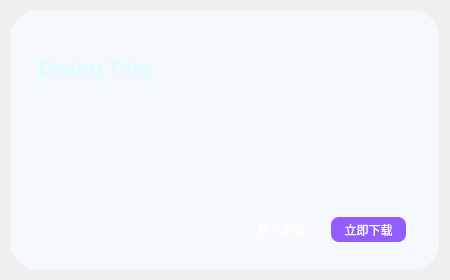
Qt form UI_UpdateDialog.ui (YangShengzhou03/LeafView) before a commit.
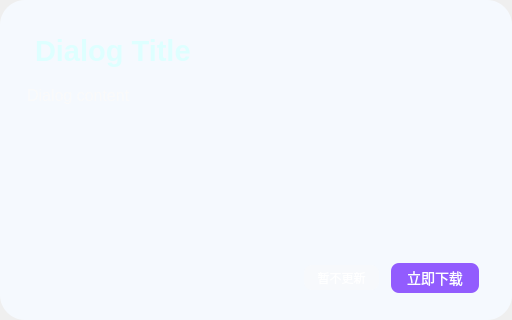
The same form after that commit.

```diff
--- a/UI_UpdateDialog.ui
+++ b/UI_UpdateDialog.ui
@@ -6,16 +6,37 @@
    <rect>
     <x>0</x>
     <y>0</y>
-    <width>450</width>
-    <height>280</height>
+    <width>512</width>
+    <height>320</height>
    </rect>
   </property>
   <property name="windowTitle">
    <string>Dialog</string>
   </property>
   <layout class="QVBoxLayout" name="verticalLayout">
+   <property name="spacing">
+    <number>0</number>
+   </property>
+   <property name="leftMargin">
+    <number>0</number>
+   </property>
+   <property name="topMargin">
+    <number>0</number>
+   </property>
+   <property name="rightMargin">
+    <number>0</number>
+   </property>
+   <property name="bottomMargin">
+    <number>0</number>
+   </property>
    <item>
     <widget class="QFrame" name="frame">
+     <property name="minimumSize">
+      <size>
+       <width>512</width>
+       <height>320</height>
+      </size>
+     </property>
      <property name="styleSheet">
       <string notr="true">QFrame#frame{
 background-color: rgb(245, 249, 254);
@@ -105,20 +126,24 @@
            <item>
             <layout class="QHBoxLayout" name="horizontalLayout_4">
              <item>
-              <layout class="QVBoxLayout" name="verticalLayout_5" stretch="1,2,1">
+              <layout class="QVBoxLayout" name="verticalLayout_5" stretch="1,3,1">
                <property name="spacing">
-                <number>2</number>
+                <number>0</number>
                </property>
                <item>
                 <widget class="QLabel" name="label_title">
                  <property name="font">
                   <font>
-                   <pointsize>16</pointsize>
+                   <pointsize>22</pointsize>
                    <bold>true</bold>
                   </font>
                  </property>
                  <property name="styleSheet">
-                  <string notr="true">color: rgba(222, 255, 255, 255)</string>
+                  <string notr="true">QLabel {
+    color: rgba(222, 255, 255, 255);
+    qproperty-alignment: 'AlignCenter';
+    margin-bottom: 12px;
+}</string>
                  </property>
                  <property name="text">
                   <string>Dialog Title</string>
@@ -129,6 +154,7 @@
                 <widget class="QLabel" name="label_content">
                  <property name="font">
                   <font>
+                   <pointsize>12</pointsize>
                    <bold>false</bold>
                   </font>
                  </property>
@@ -205,14 +231,14 @@
                   <widget class="QPushButton" name="pushButton_download">
                    <property name="minimumSize">
                     <size>
-                     <width>75</width>
-                     <height>25</height>
+                     <width>88</width>
+                     <height>30</height>
                     </size>
                    </property>
                    <property name="maximumSize">
                     <size>
-                     <width>75</width>
-                     <height>25</height>
+                     <width>88</width>
+                     <height>30</height>
                     </size>
                    </property>
                    <property name="styleSheet">
@@ -222,7 +248,7 @@
     border: none;
     border-radius: 8px;
     font-family: 'Microsoft YaHei';
-    font-size: 12px;
+    font-size: 14px;
 }
 
 QPushButton:hover {
```
Left out of the diff: 5 changed lines with no effect on the pictures.
